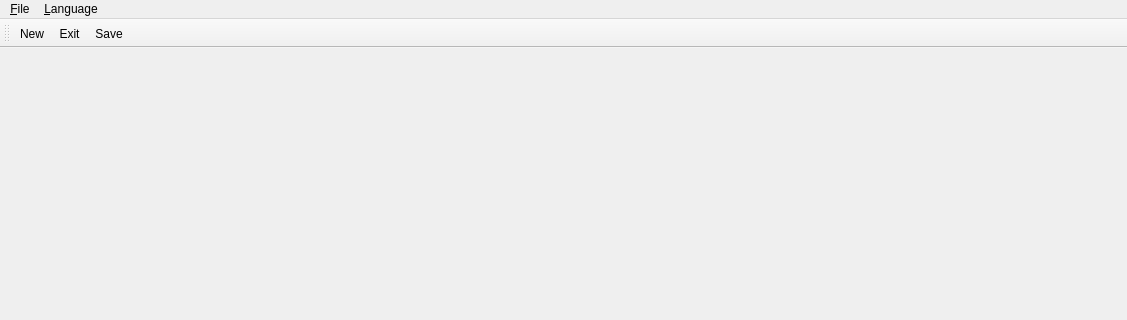
This is QtLayouts/View/mainwindow.ui in caglardursun/MyQtTryouts as Qt 5 draws it before an edit; both pictures show x 0 to 1127 and y 0 to 320 of the 1127 by 929 pixel window. The edited form follows.
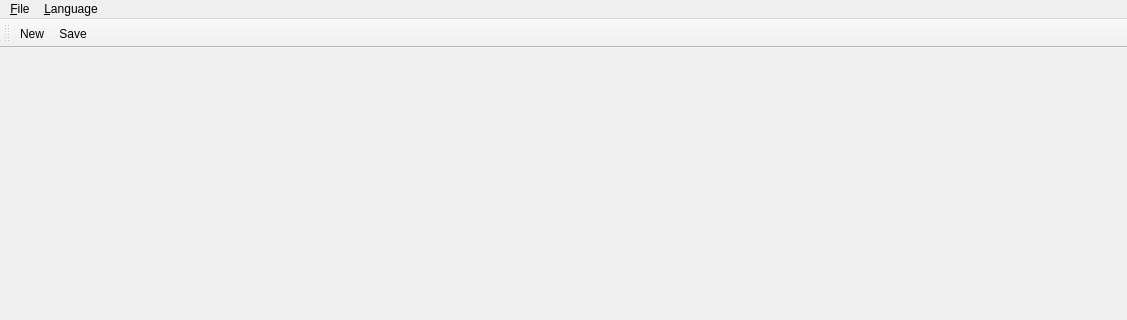
This is the edited form. Icons and pictures are not drawn.

Diff of the .ui file:
```diff
--- a/QtLayouts/View/mainwindow.ui
+++ b/QtLayouts/View/mainwindow.ui
@@ -48,8 +48,7 @@
    <attribute name="toolBarBreak">
     <bool>false</bool>
    </attribute>
-   <addaction name="action_New"/>
-   <addaction name="actionClose"/>
+   <addaction name="action_New"/>   
    <addaction name="actionSave"/>
   </widget>
   <widget class="QStatusBar" name="statusBar"/>
```
